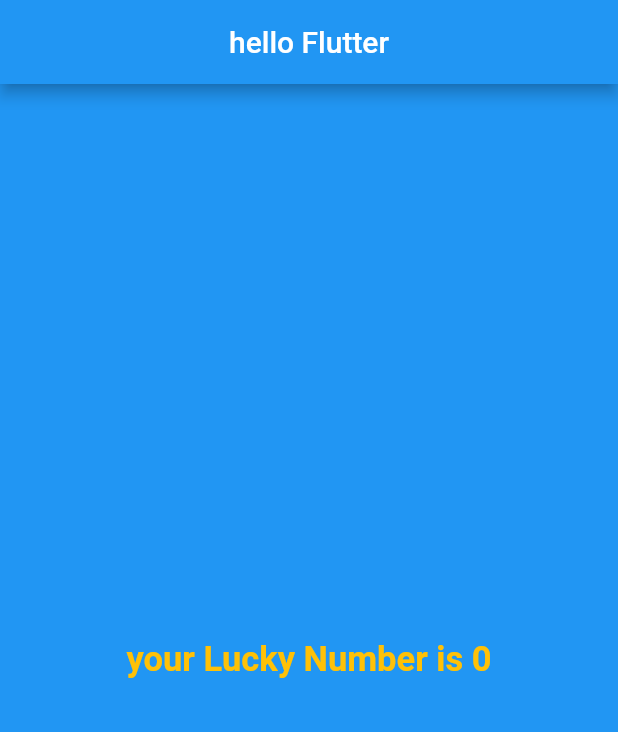
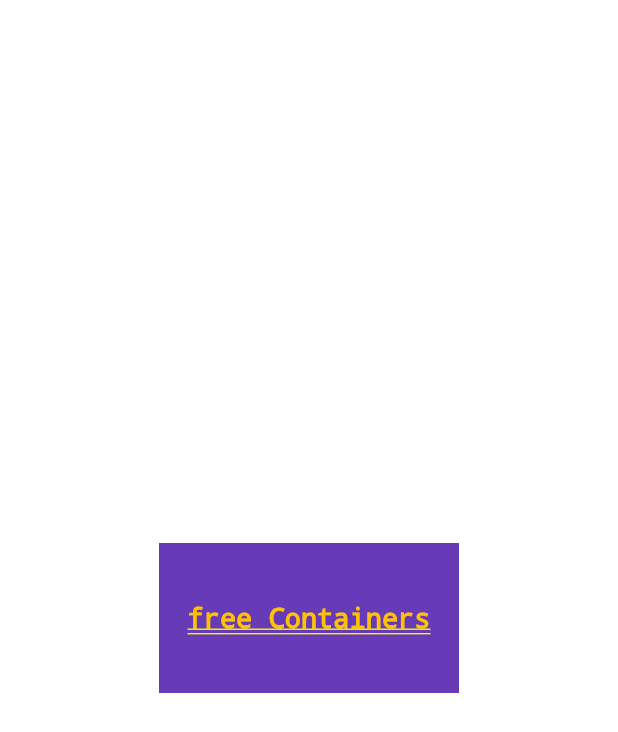
Before and after one commit to like-github1/flutter_tutorials, a Flutter app: the screen it shows after launch, on a phone screen of 412 x 824 dp. Shown: the top 732 px of the screen. Run offline on Flutter 3.47's test engine with Material 2 defaults, Android fonts, the phone set to English and light mode, and no system bars.

Commit message:
Container_widget

```diff
--- a/lib/Screens/first_screen.dart
+++ b/lib/Screens/first_screen.dart
@@ -1,29 +1,46 @@
-import 'dart:math';
 
 import 'package:flutter/material.dart';
 
-class firstscreen extends StatelessWidget {
+class  Home extends StatelessWidget {
+  const Home({Key? key}) : super(key: key);
+
   @override
   Widget build(BuildContext context) {
-    return  Material(
-      color: Colors.blue,
-      child: Center(
-        child: Text(
-          GenerateRandomNumber(),
-          textDirection: TextDirection.ltr,
-          style: const TextStyle(
-            color: Colors.amber,
-            fontSize: 23,
-            fontWeight: FontWeight.bold,
-          ),
+    return Center(
+      child: Container(
+        width: 200.0,
+        height: 100.0,
+        alignment: Alignment.center,
+        color: Colors.deepPurple,
+        child: const Text(
+            "free Containers",
+             textDirection: TextDirection.ltr,
+           style: TextStyle(
+             color: Colors.amber,
+             fontSize: 18,
+             fontWeight: FontWeight.bold,
+           ),
+
+
         ),
       ),
     );
   }
-
-  String GenerateRandomNumber() {
-    var randomNum = Random();
-    int uniqueNumber = randomNum.nextInt(10);
-    return "your Lucky Number is $uniqueNumber";
-  }
+//function that Generates Random NuMBER
+  // String GenerateRandomNumber() {
+  //   var randomNum = Random();
+  //   int uniqueNumber = randomNum.nextInt(10);
+  //   return "your Lucky Number is $uniqueNumber";
+  // }
 }
+//in these section we will learn
+//row and collomun widget
+//text
+//Scafold and appbar
+//RaisedButton
+//AlertDialog box
+//Box cONSTRAINTS
+//container
+//images
+//size , margin , padding, ListView, and Floating action button
+//appbar
--- a/lib/main.dart
+++ b/lib/main.dart
@@ -1,32 +1,10 @@
-import 'dart:math';
-
-import "package:flutter/material.dart";
+import 'package:flutter/material.dart';
 
 import 'Screens/first_screen.dart';
+void main(){
 
-//run app method atach the code to the screen
-void main()=> runApp(const Myapp());
-
-
-class Myapp extends StatelessWidget {
-  const Myapp({Key? key}) : super(key: key);
-
-  @override
-  Widget build(BuildContext context) {
-    return MaterialApp(
-      debugShowCheckedModeBanner: false,
-        title: "new flutter app",
-        home:Scaffold(
-          appBar: AppBar(
-            title: const Text("hello Flutter"),
-            centerTitle: true,
-            automaticallyImplyLeading: true,
-          ),
-          body: firstscreen(),
-
-        )
-    );
-  }
-  //functons That Generated a Random Number
-
+  runApp(MaterialApp(
+    title: "Exploring Flutter widget",
+    home: Home(),
+  ));
 }
```
